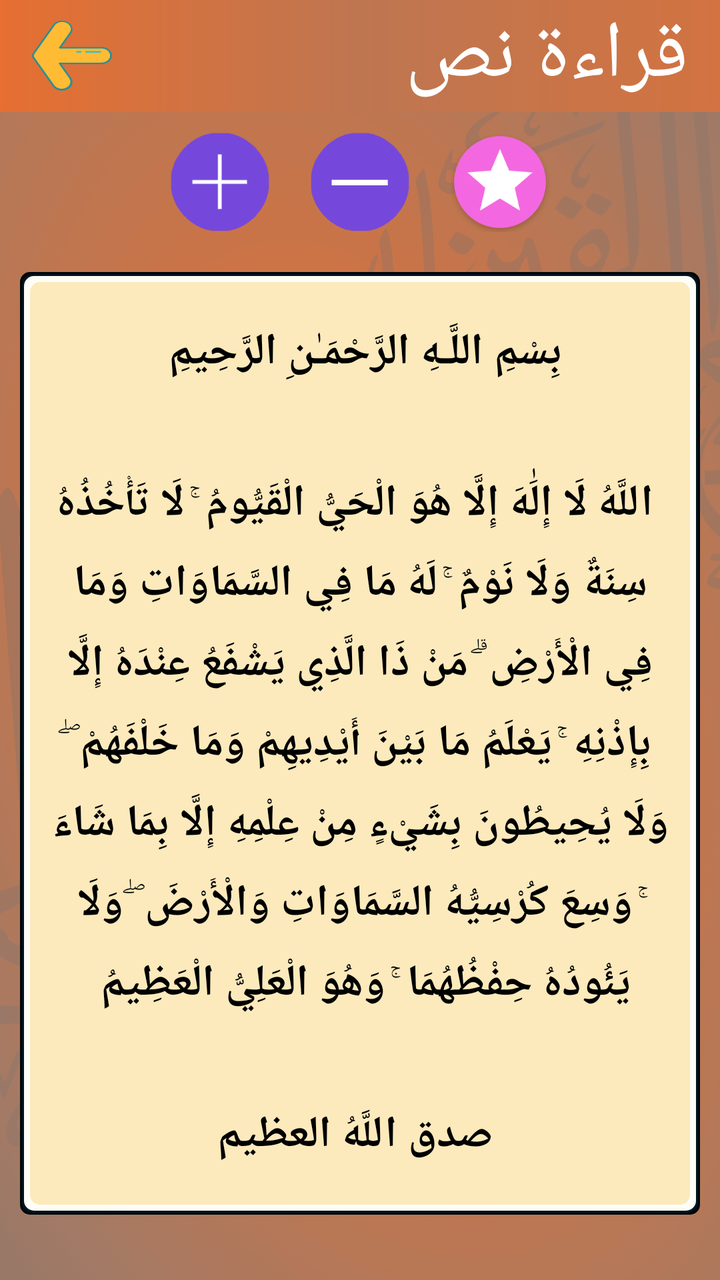
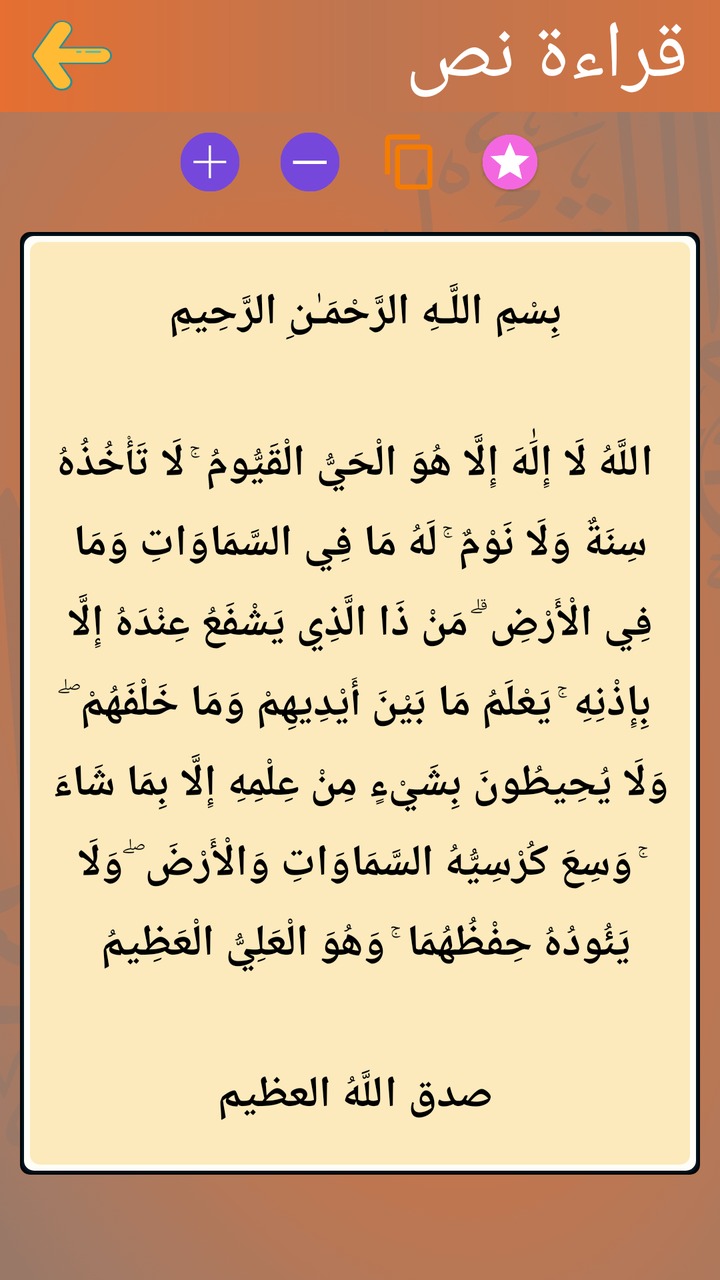

Two renders of the same Android screen: before a commit and after it. Below are the layout's source before the change and the commit's diff.
<!-- AndroidManifest.xml: application theme Theme.AyatAlkorsi -->
<!-- res/layout/activity_aya_text.xml -->
<?xml version="1.0" encoding="utf-8"?>
<LinearLayout xmlns:android="http://schemas.android.com/apk/res/android"
    xmlns:app="http://schemas.android.com/apk/res-auto"
    xmlns:tools="http://schemas.android.com/tools"
    android:layout_width="match_parent"
    android:orientation="vertical"
    android:background="@drawable/bg2"
    android:fitsSystemWindows="true"
    android:layout_height="match_parent"
    tools:context=".AyaText">

    <androidx.appcompat.widget.Toolbar
        android:id="@+id/toolbar"
        android:layout_width="match_parent"
        android:layout_height="?attr/actionBarSize"
        android:background="@drawable/around_line3"
        app:layout_collapseMode="pin"
        app:titleTextAppearance="@style/TitleToolBarApppearance"
        app:popupTheme="@style/TextAppearance.AppCompat">

        <LinearLayout
            android:layout_width="wrap_content"
            android:layout_height="wrap_content"
            android:gravity="end"
            android:layout_gravity="end">


            <androidx.appcompat.widget.AppCompatTextView
                android:id="@+id/toolbar_title"
                android:layout_width="wrap_content"
                android:layout_height="wrap_content"
                android:fontFamily="@font/arabtype"
                android:textSize="40dp"
                android:text="قراءة نص"
                style="@style/TextAppearance.MyApp.Title.QiblahActivity"
                android:gravity="end"
                android:layout_gravity="center"
                android:layout_marginEnd="16dp"/>

        </LinearLayout>

        <androidx.appcompat.widget.AppCompatImageButton
            android:id="@+id/back_button"
            android:onClick="onBackClicked"
            android:layout_width="40dp"
            android:layout_height="35dp"
            android:background="@drawable/ic_back_button" />

    </androidx.appcompat.widget.Toolbar>

    <LinearLayout
        android:layout_width="match_parent"
        android:layout_height="wrap_content">
        <LinearLayout
            android:layout_width="match_parent"
            android:layout_height="wrap_content"
            android:orientation="horizontal"
            android:layout_margin="10dp"
            android:gravity="center">

            <androidx.appcompat.widget.AppCompatButton
                android:id="@+id/btn_up"
                android:layout_width="50dp"
                android:layout_height="50dp"
                android:layout_marginRight="10dp"
                android:layout_marginLeft="10dp"
                android:background="@drawable/ic_up" />

            <androidx.appcompat.widget.AppCompatButton
                android:id="@+id/btn_down"
                android:layout_width="50dp"
                android:layout_height="50dp"
                android:layout_marginRight="10dp"
                android:layout_marginLeft="10dp"
                android:background="@drawable/ic_down" />


            <androidx.appcompat.widget.AppCompatButton
                android:id="@+id/btn_star"
                android:layout_width="50dp"
                android:layout_height="50dp"
                android:layout_marginRight="10dp"
                android:layout_marginLeft="10dp"
                android:background="@drawable/ic_rate" />

        </LinearLayout>

    </LinearLayout>

    <ScrollView
        android:layout_width="match_parent"
        android:layout_height="match_parent">

        <LinearLayout
            android:layout_width="match_parent"
            android:background="@drawable/des00sql"
            android:layout_margin="10dp"
            android:layout_height="match_parent"
            android:orientation="vertical" >

            <TextView
                android:id="@+id/ayakortxt"
                android:layout_width="match_parent"
                android:layout_height="match_parent"
                android:layout_marginLeft="5dp"
                android:layout_marginTop="20dp"
                android:layout_marginRight="5dp"
                android:layout_marginBottom="20dp"
                android:fontFamily="@font/jazeera"
                android:gravity="center"
                android:lineSpacingExtra="10dp"
                android:shadowColor="#011925"
                android:shadowDx="2"
                android:shadowDy="2"
                android:text="@string/ayakortxt"
                android:textColor="#000"
                android:textSize="22sp"
                android:textStyle="bold" />
        </LinearLayout>
    </ScrollView>
</LinearLayout>
<!-- resources referenced by this layout -->
<resources>
  <!-- drawable around_line3 (drawable) -->
  <?xml version="1.0" encoding="utf-8"?>
  <shape
      xmlns:android="http://schemas.android.com/apk/res/android">
     <gradient
         android:startColor="#E66F31"
         android:centerColor="#BE7651"
         android:endColor="#D27341"/>
  </shape>
  <!-- drawable ic_back_button (drawable) -->
  <vector xmlns:android="http://schemas.android.com/apk/res/android"
      android:width="35dp"
      android:height="30dp"
      android:viewportWidth="168.75"
      android:viewportHeight="181.67">
    <path
        android:pathData="M3.51,85.16a11.35,11.35 0,0 0,0 11.33l42.15,73A20.28,20.28 0,0 0,73.36 177h0a20.28,20.28 0,0 0,7.42 -27.69L58.57,110.79h87.91a20.27,20.27 0,0 0,20.27 -20.27h0a20.27,20.27 0,0 0,-20.27 -20.28H58.92L80.77,32.4A20.27,20.27 0,0 0,73.35 4.71h0a20.26,20.26 0,0 0,-27.68 7.42Z"
        android:fillColor="#FFBB33"/>
    <path
        android:pathData="M57.46,180.9a22.11,22.11 0,0 1,-13.53 -10.37l-42.15,-73a13.38,13.38 0,0 1,0 -13.33h0l42.15,-73A22.3,22.3 0,0 1,74.35 3,22.27 22.27,0 0,1 82.51,33.4L62.39,68.25h84.09a22.27,22.27 0,1 1,0 44.54H62l20.48,35.46a22.28,22.28 0,0 1,-19.26 33.42A22,22 0,0 1,57.46 180.9ZM58.92,72.25a2,2 0,0 1,-1.73 -1,2 2,0 0,1 0,-2L79,31.4A18.27,18.27 0,1 0,47.4 13.13l-42.16,73a9.36,9.36 0,0 0,0 9.33l42.16,73A18.27,18.27 0,0 0,79 150.25L56.83,111.79a2,2 0,0 1,0 -2,2 2,0 0,1 1.74,-1h87.91a18.27,18.27 0,1 0,0 -36.54Z"
        android:fillColor="#2C8E97"/>
    <path
        android:pathData="M113.87,82.88h29.95a2,2 0,0 0,0 -4H113.87a2,2 0,0 0,0 4Z"
        android:fillColor="#3ABCC9"/>
    <path
        android:pathData="M95.12,82.88h7.54a2,2 0,0 0,0 -4H95.12a2,2 0,0 0,0 4Z"
        android:fillColor="#3ABCC9"/>
  </vector>
  <string name="ayakortxt">بِسْمِ اللَّـهِ الرَّحْمَـٰنِ الرَّحِيمِ \n\n اللَّهُ لَا إِلَٰهَ إِلَّا هُوَ الْحَيُّ الْقَيُّومُ ۚ لَا تَأْخُذُهُ سِنَةٌ وَلَا نَوْمٌ ۚ لَهُ مَا فِي السَّمَاوَاتِ وَمَا فِي الْأَرْضِ ۗ مَنْ ذَا الَّذِي يَشْفَعُ عِنْدَهُ إِلَّا بِإِذْنِهِ ۚ يَعْلَمُ مَا بَيْنَ أَيْدِيهِمْ وَمَا خَلْفَهُمْ ۖ وَلَا يُحِيطُونَ بِشَيْءٍ مِنْ عِلْمِهِ إِلَّا بِمَا شَاءَ ۚ وَسِعَ كُرْسِيُّهُ السَّمَاوَاتِ وَالْأَرْضَ ۖ وَلَا يَئُودُهُ حِفْظُهُمَا ۚ وَهُوَ الْعَلِيُّ الْعَظِيمُ \n\n صدق اللَّهُ العظيم</string>
  <style name="TextAppearance.MyApp.Title.QiblahActivity" parent="android:TextAppearance">
          <item name="android:textColor">@android:color/white</item>
          <item name="android:textSize">14sp</item>
      </style>
  <style name="TitleToolBarApppearance" parent="android:TextAppearance">
          <item name="android:textSize">18sp</item>
          <item name="android:layout_gravity">end</item>
      </style>
  <style name="Theme.AyatAlkorsi" parent="Theme.MaterialComponents.DayNight.NoActionBar">
          
          <item name="colorPrimary">@color/orange</item>
          <item name="colorPrimaryVariant">@color/orange</item>
          <item name="colorOnPrimary">@color/orange</item>
          
          <item name="colorSecondary">@color/orange</item>
          <item name="colorSecondaryVariant">@color/teal_700</item>
          <item name="colorOnSecondary">@color/black</item>
          
          <item name="android:statusBarColor" tools:targetApi="l">?attr/colorPrimaryVariant</item>
          
      </style>
  <color name="orange">#e66f31</color>
  <color name="teal_700">#FF018786</color>
  <color name="black">#FF000000</color>
  <!-- unchanged entries left out for length: 5 -->
</resources>

<!-- the commit's change to res/layout/activity_aya_text.xml (unified diff, before → after) -->
@@ -41,7 +41,6 @@
 
         <androidx.appcompat.widget.AppCompatImageButton
             android:id="@+id/back_button"
-            android:onClick="onBackClicked"
             android:layout_width="40dp"
             android:layout_height="35dp"
             android:background="@drawable/ic_back_button" />
@@ -60,25 +59,32 @@
 
             <androidx.appcompat.widget.AppCompatButton
                 android:id="@+id/btn_up"
-                android:layout_width="50dp"
-                android:layout_height="50dp"
+                android:layout_width="30dp"
+                android:layout_height="30dp"
                 android:layout_marginRight="10dp"
                 android:layout_marginLeft="10dp"
                 android:background="@drawable/ic_up" />
 
             <androidx.appcompat.widget.AppCompatButton
                 android:id="@+id/btn_down"
-                android:layout_width="50dp"
-                android:layout_height="50dp"
+                android:layout_width="30dp"
+                android:layout_height="30dp"
                 android:layout_marginRight="10dp"
                 android:layout_marginLeft="10dp"
                 android:background="@drawable/ic_down" />
 
+            <androidx.appcompat.widget.AppCompatButton
+                android:id="@+id/btn_copy_text"
+                android:layout_width="30dp"
+                android:layout_height="30dp"
+                android:layout_marginRight="10dp"
+                android:layout_marginLeft="10dp"
+                android:background="@drawable/ic_copy_item" />
 
             <androidx.appcompat.widget.AppCompatButton
                 android:id="@+id/btn_star"
-                android:layout_width="50dp"
-                android:layout_height="50dp"
+                android:layout_width="30dp"
+                android:layout_height="30dp"
                 android:layout_marginRight="10dp"
                 android:layout_marginLeft="10dp"
                 android:background="@drawable/ic_rate" />
<!-- resource entries referenced after the edit -->
@@ -28,6 +28,12 @@
         android:pathData="M95.12,82.88h7.54a2,2 0,0 0,0 -4H95.12a2,2 0,0 0,0 4Z"
         android:fillColor="#3ABCC9"/>
   </vector>
+  <!-- drawable ic_copy_item (drawable) -->
+  <vector android:alpha="1"
+      android:height="27dp" android:viewportHeight="24"
+      android:viewportWidth="24" android:width="27dp" xmlns:android="http://schemas.android.com/apk/res/android">
+      <path android:fillColor="#F57C00" android:pathData="M19,21H8V7H19M19,5H8A2,2 0,0 0,6 7V21A2,2 0,0 0,8 23H19A2,2 0,0 0,21 21V7A2,2 0,0 0,19 5M16,1H4A2,2 0,0 0,2 3V17H4V3H16V1Z"/>
+  </vector>
   <string name="ayakortxt">بِسْمِ اللَّـهِ الرَّحْمَـٰنِ الرَّحِيمِ \n\n اللَّهُ لَا إِلَٰهَ إِلَّا هُوَ الْحَيُّ الْقَيُّومُ ۚ لَا تَأْخُذُهُ سِنَةٌ وَلَا نَوْمٌ ۚ لَهُ مَا فِي السَّمَاوَاتِ وَمَا فِي الْأَرْضِ ۗ مَنْ ذَا الَّذِي يَشْفَعُ عِنْدَهُ إِلَّا بِإِذْنِهِ ۚ يَعْلَمُ مَا بَيْنَ أَيْدِيهِمْ وَمَا خَلْفَهُمْ ۖ وَلَا يُحِيطُونَ بِشَيْءٍ مِنْ عِلْمِهِ إِلَّا بِمَا شَاءَ ۚ وَسِعَ كُرْسِيُّهُ السَّمَاوَاتِ وَالْأَرْضَ ۖ وَلَا يَئُودُهُ حِفْظُهُمَا ۚ وَهُوَ الْعَلِيُّ الْعَظِيمُ \n\n صدق اللَّهُ العظيم</string>
   <style name="TextAppearance.MyApp.Title.QiblahActivity" parent="android:TextAppearance">
           <item name="android:textColor">@android:color/white</item>
